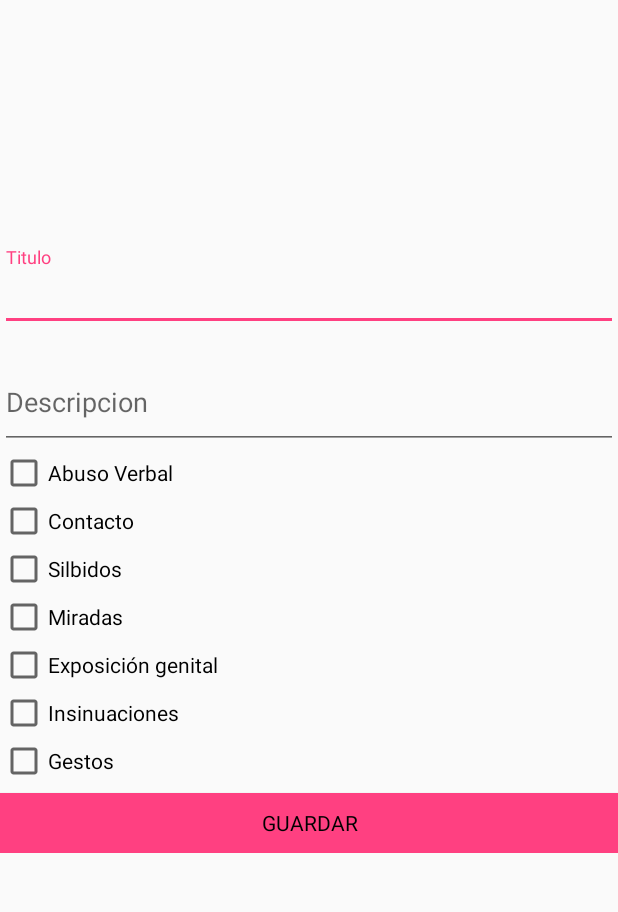
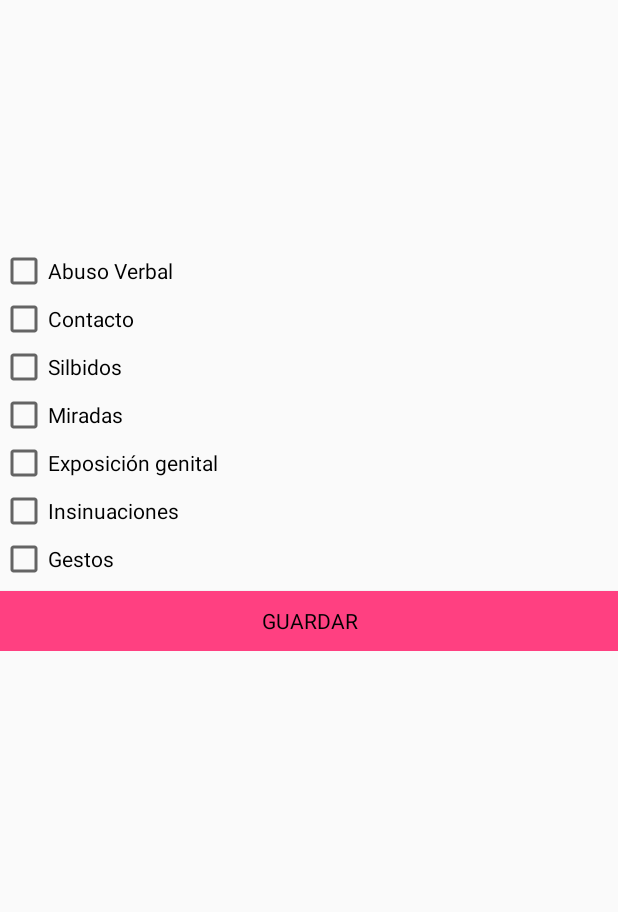
Before and after one commit to kaltamiranobarba/PasoSeguro, an Android app: the CaseMapActivity screen opened directly, with no data from a screen before it, on a phone screen of 412 x 824 dp, the part 166-1078 px from its top. Run offline under Robolectric (Android 15) with nearby library versions, the phone set to English and light mode, and no system bars.

Commit message:
sprint 3

```diff
--- a/PasoSeguro/app/src/main/res/layout/activity_case_map.xml
+++ b/PasoSeguro/app/src/main/res/layout/activity_case_map.xml
@@ -54,36 +54,14 @@
                 android:src="@color/transparent_white"
                 android:alpha="0" />
 
-            <android.support.design.widget.TextInputLayout
-                android:layout_width="match_parent"
-                android:layout_height="wrap_content"
-                android:layout_marginBottom="8dp"
-                android:id="@+id/inputTitle"
-                android:layout_below="@+id/map">
-                <EditText android:id="@+id/txtTitle"
-                    android:layout_width="match_parent"
-                    android:layout_height="match_parent"
-                    android:hint="Titulo"/>
-            </android.support.design.widget.TextInputLayout>
 
-            <android.support.design.widget.TextInputLayout
-                android:layout_width="match_parent"
-                android:id="@+id/inputDescription"
-                android:layout_height="wrap_content"
-                android:layout_below="@+id/inputTitle">
-                <EditText android:id="@+id/txtDescripcion"
-                    android:layout_width="match_parent"
-                    android:layout_height="60dp"
-                    android:hint="Descripcion"
-                    />
-            </android.support.design.widget.TextInputLayout>
 
             <CheckBox
                 android:id="@+id/checkAbusoVerbal"
                 android:layout_width="wrap_content"
                 android:layout_height="wrap_content"
                 android:text="Abuso Verbal"
-                android:layout_below="@+id/inputDescription"/>
+                android:layout_below="@+id/map"/>
             <CheckBox
                 android:id="@+id/checkContacto"
                 android:layout_width="wrap_content"
```
Also changed, not shown: 1 other file.
